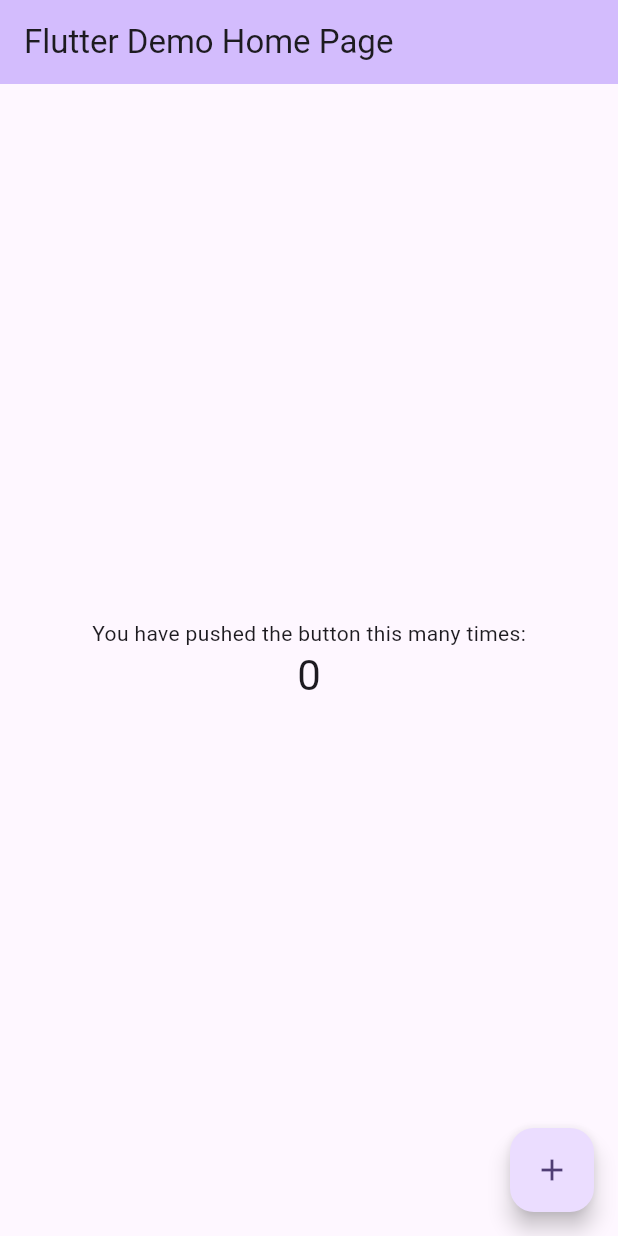
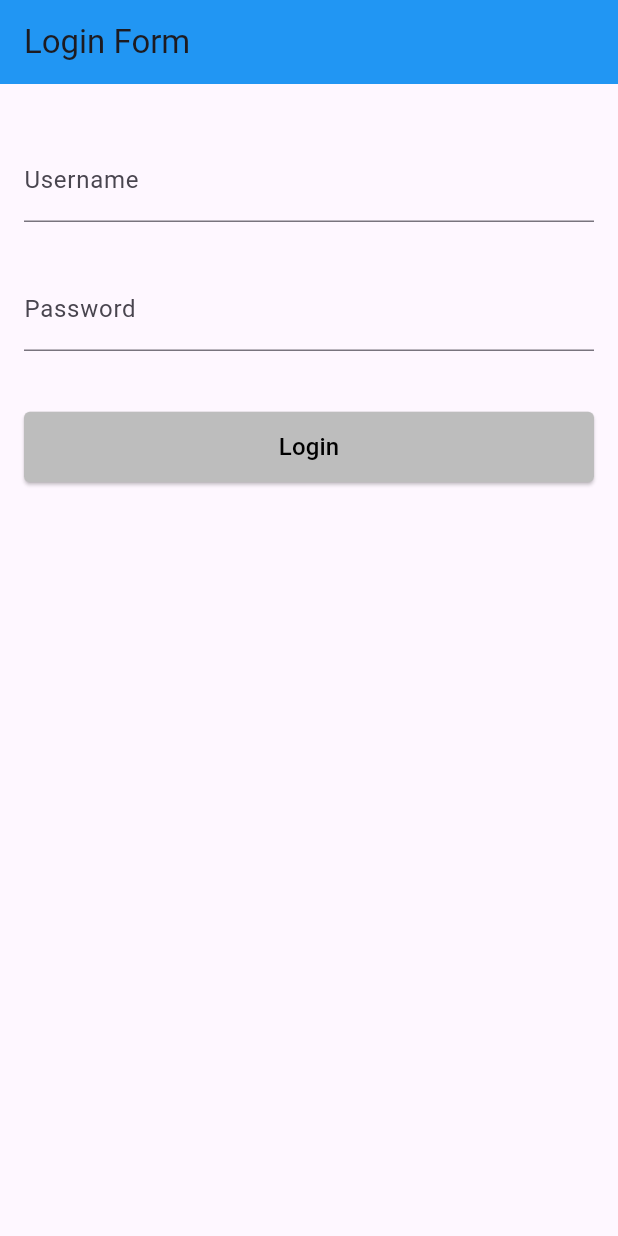
Before and after one commit to Fadli-Sgrd/Praktikum-flutter, a Flutter app: the screen it shows after launch, on a phone screen of 412 x 824 dp. Run offline on Flutter 3.47's test engine with Material 3 defaults, Android fonts, the phone set to English and light mode, and no system bars.

Commit message:
Mengupdate dan mengerjakan modul 8

```diff
--- /dev/null
+++ b/lib/UI/login_form.dart
@@ -0,0 +1,76 @@
+import 'package:flutter/material.dart';
+
+class LoginForm extends StatefulWidget {
+  const LoginForm({Key? key}) : super(key: key);
+
+  @override
+  _ProdukFormState createState() => _ProdukFormState();
+}
+
+class _ProdukFormState extends State<LoginForm> {
+  final _kodeProdukController = TextEditingController();
+  final _namaProdukController = TextEditingController();
+  final _hargaController = TextEditingController();
+
+  @override
+  Widget build(BuildContext context) {
+    return Scaffold(
+      appBar: AppBar(
+        title: const Text('Login Form'),
+        backgroundColor: Colors.blue,
+      ),
+      body: SingleChildScrollView(
+        child: Padding(
+          padding: const EdgeInsets.all(16.0),
+          child: Column(
+            crossAxisAlignment: CrossAxisAlignment.stretch,
+            children: [
+              const SizedBox(height: 20),
+              TextField(
+                controller: _kodeProdukController,
+                decoration: const InputDecoration(
+                  labelText: "Username",
+                  border: UnderlineInputBorder(),
+                ),
+              ),
+              const SizedBox(height: 30),
+              TextField(
+                controller: _namaProdukController,
+                decoration: const InputDecoration(
+                  labelText: "Password",
+                  border: UnderlineInputBorder(),
+                ),
+              ),
+
+              const SizedBox(height: 40),
+              ElevatedButton(
+                onPressed: () {
+                  // Aksi simpan
+                  print('Username: ${_kodeProdukController.text}');
+                  print('Password: ${_namaProdukController.text}');
+                },
+                style: ElevatedButton.styleFrom(
+                  backgroundColor: Colors.grey[400],
+                  foregroundColor: Colors.black,
+                  padding: const EdgeInsets.symmetric(vertical: 12),
+                  shape: RoundedRectangleBorder(
+                    borderRadius: BorderRadius.circular(4),
+                  ),
+                ),
+                child: const Text('Login', style: TextStyle(fontSize: 16)),
+              ),
+            ],
+          ),
+        ),
+      ),
+    );
+  }
+
+  @override
+  void dispose() {
+    _kodeProdukController.dispose();
+    _namaProdukController.dispose();
+    _hargaController.dispose();
+    super.dispose();
+  }
+}
--- a/lib/main.dart
+++ b/lib/main.dart
@@ -1,122 +1,20 @@
+import 'package:modul_7/UI/login_form.dart';
+import 'package:modul_7/UI/produk_form.dart';
+import 'package:modul_7/hello_world.dart';
 import 'package:flutter/material.dart';
+import 'package:modul_7/column_widget.dart';
 
 void main() {
   runApp(const MyApp());
 }
 
 class MyApp extends StatelessWidget {
-  const MyApp({super.key});
-
-  // This widget is the root of your application.
+  const MyApp({Key? key}) : super(key: key);
   @override
   Widget build(BuildContext context) {
-    return MaterialApp(
-      title: 'Flutter Demo',
-      theme: ThemeData(
-        // This is the theme of your application.
-        //
-        // TRY THIS: Try running your application with "flutter run". You'll see
-        // the application has a purple toolbar. Then, without quitting the app,
-        // try changing the seedColor in the colorScheme below to Colors.green
-        // and then invoke "hot reload" (save your changes or press the "hot
-        // reload" button in a Flutter-supported IDE, or press "r" if you used
-        // the command line to start the app).
-        //
-        // Notice that the counter didn't reset back to zero; the application
-        // state is not lost during the reload. To reset the state, use hot
-        // restart instead.
-        //
-        // This works for code too, not just values: Most code changes can be
-        // tested with just a hot reload.
-        colorScheme: ColorScheme.fromSeed(seedColor: Colors.deepPurple),
-      ),
-      home: const MyHomePage(title: 'Flutter Demo Home Page'),
+    return const MaterialApp(
+      title: "Aplikasi Flutter Pertama",
+      home: LoginForm(),
     );
   }
 }
-
-class MyHomePage extends StatefulWidget {
-  const MyHomePage({super.key, required this.title});
-
-  // This widget is the home page of your application. It is stateful, meaning
-  // that it has a State object (defined below) that contains fields that affect
-  // how it looks.
-
-  // This class is the configuration for the state. It holds the values (in this
-  // case the title) provided by the parent (in this case the App widget) and
-  // used by the build method of the State. Fields in a Widget subclass are
-  // always marked "final".
-
-  final String title;
-
-  @override
-  State<MyHomePage> createState() => _MyHomePageState();
-}
-
-class _MyHomePageState extends State<MyHomePage> {
-  int _counter = 0;
-
-  void _incrementCounter() {
-    setState(() {
-      // This call to setState tells the Flutter framework that something has
-      // changed in this State, which causes it to rerun the build method below
-      // so that the display can reflect the updated values. If we changed
-      // _counter without calling setState(), then the build method would not be
-      // called again, and so nothing would appear to happen.
-      _counter++;
-    });
-  }
-
-  @override
-  Widget build(BuildContext context) {
-    // This method is rerun every time setState is called, for instance as done
-    // by the _incrementCounter method above.
-    //
-    // The Flutter framework has been optimized to make rerunning build methods
-    // fast, so that you can just rebuild anything that needs updating rather
-    // than having to individually change instances of widgets.
-    return Scaffold(
-      appBar: AppBar(
-        // TRY THIS: Try changing the color here to a specific color (to
-        // Colors.amber, perhaps?) and trigger a hot reload to see the AppBar
-        // change color while the other colors stay the same.
-        backgroundColor: Theme.of(context).colorScheme.inversePrimary,
-        // Here we take the value from the MyHomePage object that was created by
-        // the App.build method, and use it to set our appbar title.
-        title: Text(widget.title),
-      ),
-      body: Center(
-        // Center is a layout widget. It takes a single child and positions it
-        // in the middle of the parent.
-        child: Column(
-          // Column is also a layout widget. It takes a list of children and
-          // arranges them vertically. By default, it sizes itself to fit its
-          // children horizontally, and tries to be as tall as its parent.
-          //
-          // Column has various properties to control how it sizes itself and
-          // how it positions its children. Here we use mainAxisAlignment to
-          // center the children vertically; the main axis here is the vertical
-          // axis because Columns are vertical (the cross axis would be
-          // horizontal).
-          //
-          // TRY THIS: Invoke "debug painting" (choose the "Toggle Debug Paint"
-          // action in the IDE, or press "p" in the console), to see the
-          // wireframe for each widget.
-          mainAxisAlignment: MainAxisAlignment.center,
-          children: <Widget>[
-            const Text('You have pushed the button this many times:'),
-            Text(
-              '$_counter',
-              style: Theme.of(context).textTheme.headlineMedium,
-            ),
-          ],
-        ),
-      ),
-      floatingActionButton: FloatingActionButton(
-        onPressed: _incrementCounter,
-        tooltip: 'Increment',
-        child: const Icon(Icons.add),
-      ), // This trailing comma makes auto-formatting nicer for build methods.
-    );
-  }
-}
```
Also changed, not shown: lib/UI/produk_form.dart (added, +85 -0 lines), lib/column_widget.dart (added, +19 -0 lines), lib/hello_world.dart (added, +15 -0 lines), lib/row_widget.dart (added, +19 -0 lines).
